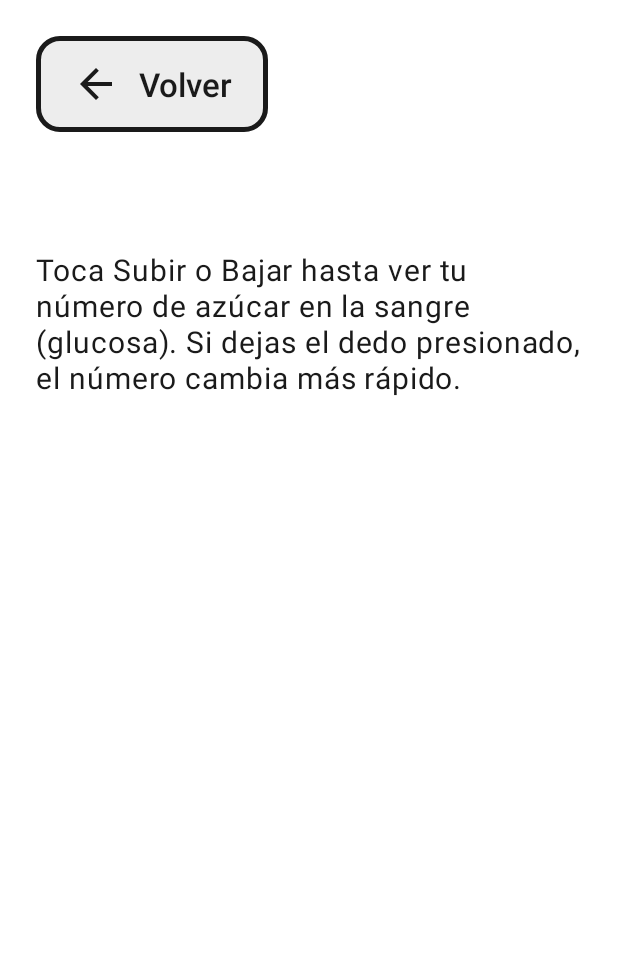
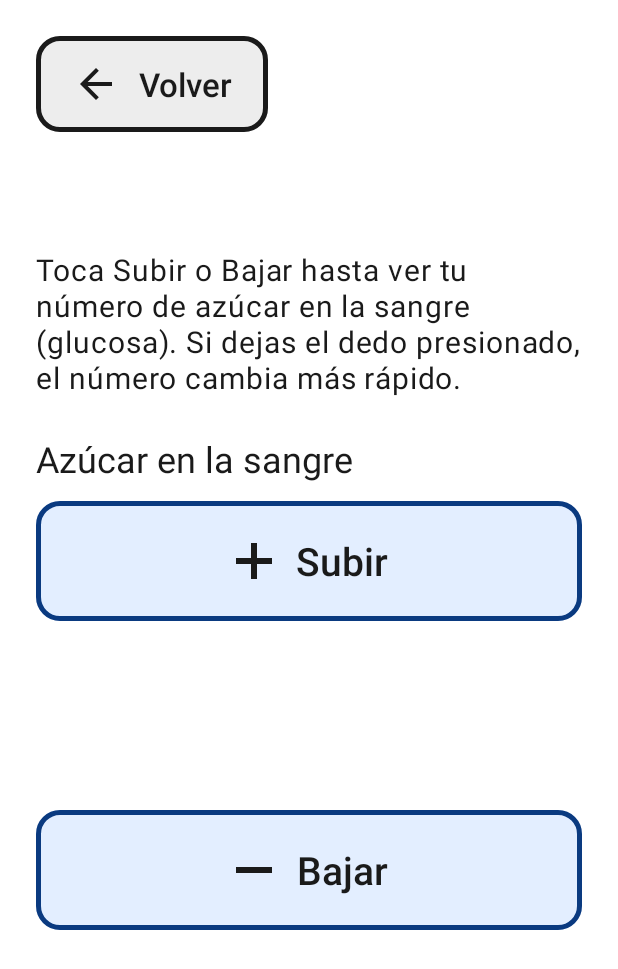
Before and after one commit to daviddrdz/vital-log, an Android app: the layout activity_glucose_entry.xml on its own in the app's theme, with its tools: preview values and no code run, on a phone screen of 412 x 824 dp. Shown: the top 969 px of the screen. Run offline under Robolectric (Android 15) with nearby library versions, the phone set to English and light mode, and no system bars.

Commit message:
feat(ui): use numeric stepper on glucose entry screen

```diff
--- a/app/src/main/res/layout/activity_glucose_entry.xml
+++ b/app/src/main/res/layout/activity_glucose_entry.xml
@@ -1,5 +1,6 @@
 <?xml version="1.0" encoding="utf-8"?>
 <ScrollView xmlns:android="http://schemas.android.com/apk/res/android"
+    xmlns:app="http://schemas.android.com/apk/res-auto"
     xmlns:tools="http://schemas.android.com/tools"
     android:id="@+id/screen_root"
     android:layout_width="match_parent"
@@ -23,5 +24,12 @@
             android:lineSpacingMultiplier="1.2"
             android:text="@string/body_glucose_entry"
             android:textAppearance="@style/TextAppearance.VitalLog.Body" />
+
+        <com.davidrdz.vitallog.ui.widget.NumericStepperView
+            android:id="@+id/stepper_glucose"
+            android:layout_width="match_parent"
+            android:layout_height="wrap_content"
+            android:layout_marginTop="@dimen/spacing_large"
+            app:stepperLabel="@string/stepper_label_glucose" />
     </LinearLayout>
 </ScrollView>
```
Also changed, not shown: app/src/main/java/com/davidrdz/vitallog/ui/glucose/GlucoseEntryActivity.java (+14 -1 lines).
